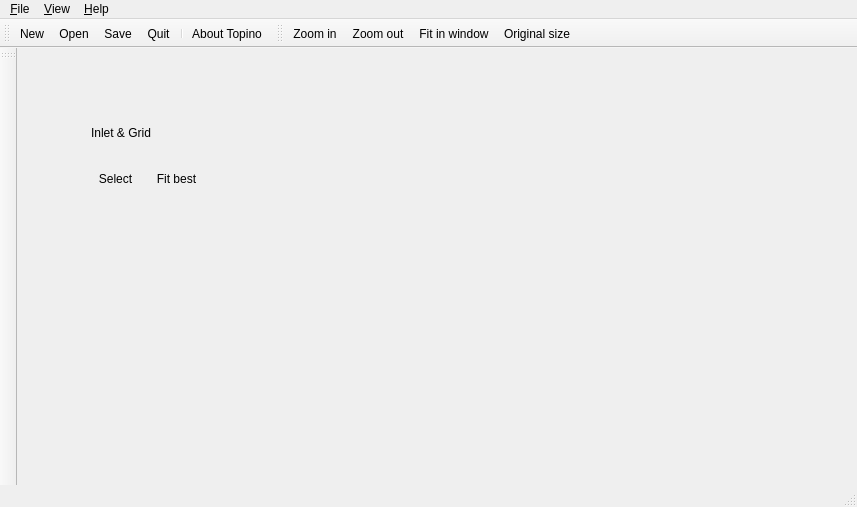
The window that topino/ui/mainwindow.ui (XXY1227/topino) describes before a commit, drawn with Qt 5.
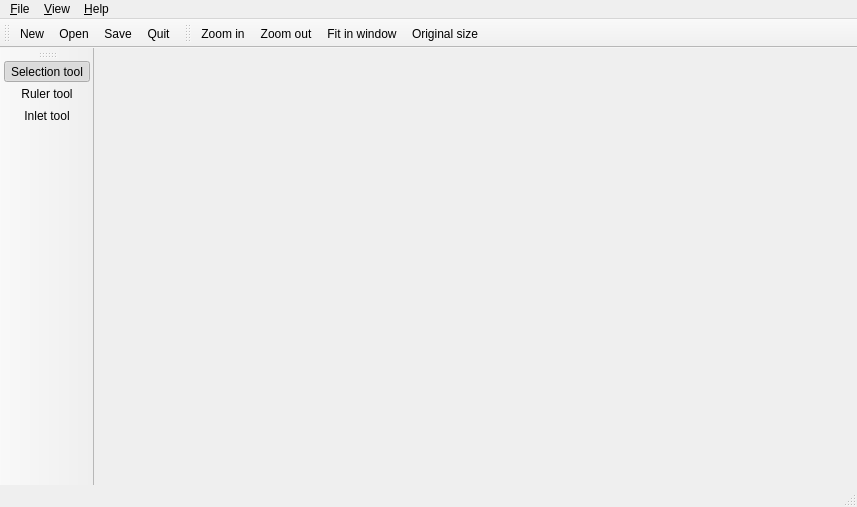
The same window after the commit. Icons and pictures are not drawn.

What changed in the file:
```diff
--- a/topino/ui/mainwindow.ui
+++ b/topino/ui/mainwindow.ui
@@ -13,119 +13,7 @@
   <property name="windowTitle">
    <string>Topino</string>
   </property>
-  <widget class="QWidget" name="centralWidget">
-   <widget class="QWidget" name="gridLayoutWidget">
-    <property name="geometry">
-     <rect>
-      <x>60</x>
-      <y>50</y>
-      <width>143</width>
-      <height>96</height>
-     </rect>
-    </property>
-    <layout class="QGridLayout" name="layoutToolbox">
-     <property name="leftMargin">
-      <number>5</number>
-     </property>
-     <property name="topMargin">
-      <number>5</number>
-     </property>
-     <property name="rightMargin">
-      <number>5</number>
-     </property>
-     <property name="bottomMargin">
-      <number>5</number>
-     </property>
-     <property name="spacing">
-      <number>0</number>
-     </property>
-     <item row="3" column="0">
-      <widget class="QToolButton" name="toolButton">
-       <property name="sizePolicy">
-        <sizepolicy hsizetype="Fixed" vsizetype="Fixed">
-         <horstretch>0</horstretch>
-         <verstretch>0</verstretch>
-        </sizepolicy>
-       </property>
-       <property name="text">
-        <string>Select</string>
-       </property>
-       <property name="icon">
-        <iconset resource="../topino.qrc">
-         <normaloff>:/ui/toolicons/cursor.png</normaloff>:/ui/toolicons/cursor.png</iconset>
-       </property>
-       <property name="iconSize">
-        <size>
-         <width>24</width>
-         <height>24</height>
-        </size>
-       </property>
-       <property name="popupMode">
-        <enum>QToolButton::DelayedPopup</enum>
-       </property>
-       <property name="toolButtonStyle">
-        <enum>Qt::ToolButtonIconOnly</enum>
-       </property>
-       <property name="autoRaise">
-        <bool>true</bool>
-       </property>
-      </widget>
-     </item>
-     <item row="3" column="1">
-      <widget class="QToolButton" name="toolButton_2">
-       <property name="text">
-        <string>Fit best</string>
-       </property>
-       <property name="icon">
-        <iconset resource="../topino.qrc">
-         <normaloff>:/ui/toolicons/inlet.png</normaloff>:/ui/toolicons/inlet.png</iconset>
-       </property>
-       <property name="iconSize">
-        <size>
-         <width>24</width>
-         <height>24</height>
-        </size>
-       </property>
-       <property name="toolButtonStyle">
-        <enum>Qt::ToolButtonIconOnly</enum>
-       </property>
-       <property name="autoRaise">
-        <bool>true</bool>
-       </property>
-      </widget>
-     </item>
-     <item row="1" column="0" colspan="2">
-      <widget class="QLabel" name="label">
-       <property name="sizePolicy">
-        <sizepolicy hsizetype="Preferred" vsizetype="Preferred">
-         <horstretch>0</horstretch>
-         <verstretch>0</verstretch>
-        </sizepolicy>
-       </property>
-       <property name="text">
-        <string>Inlet &amp; Grid</string>
-       </property>
-      </widget>
-     </item>
-     <item row="2" column="0">
-      <spacer name="verticalSpacer">
-       <property name="orientation">
-        <enum>Qt::Vertical</enum>
-       </property>
-       <property name="sizeType">
-        <enum>QSizePolicy::Minimum</enum>
-       </property>
-       <property name="sizeHint" stdset="0">
-        <size>
-         <width>20</width>
-         <height>5</height>
-        </size>
-       </property>
-      </spacer>
-     </item>
-    </layout>
-   </widget>
-  </widget>
+  <widget class="QWidget" name="centralWidget"/>
   <widget class="QMenuBar" name="menuBar">
    <property name="geometry">
     <rect>
@@ -189,8 +77,6 @@
    <addaction name="action_Open"/>
    <addaction name="action_Save"/>
    <addaction name="action_Quit"/>
-   <addaction name="separator"/>
-   <addaction name="action_AboutTopino"/>
   </widget>
   <widget class="QStatusBar" name="statusBar"/>
   <widget class="QToolBar" name="toolbox">
@@ -198,7 +84,13 @@
     <string>Toolbox</string>
    </property>
    <property name="allowedAreas">
-    <set>Qt::LeftToolBarArea|Qt::RightToolBarArea</set>
+    <set>Qt::AllToolBarAreas</set>
+   </property>
+   <property name="iconSize">
+    <size>
+     <width>32</width>
+     <height>24</height>
+    </size>
    </property>
    <attribute name="toolBarArea">
     <enum>LeftToolBarArea</enum>
@@ -206,6 +98,9 @@
    <attribute name="toolBarBreak">
     <bool>false</bool>
    </attribute>
+   <addaction name="action_selection_tool"/>
+   <addaction name="action_ruler_tool"/>
+   <addaction name="action_inlet_tool"/>
   </widget>
   <widget class="QToolBar" name="zoomBar">
    <property name="windowTitle">
@@ -342,6 +237,47 @@
     <string>O&amp;riginal size</string>
    </property>
   </action>
+  <actiongroup name="action_group_tools">
+   <action name="action_selection_tool">
+    <property name="checkable">
+     <bool>true</bool>
+    </property>
+    <property name="checked">
+     <bool>true</bool>
+    </property>
+    <property name="icon">
+     <iconset resource="../topino.qrc">
+      <normaloff>:/ui/toolicons/cursor.png</normaloff>:/ui/toolicons/cursor.png</iconset>
+    </property>
+    <property name="text">
+     <string>&amp;Selection tool</string>
+    </property>
+   </action>
+   <action name="action_ruler_tool">
+    <property name="checkable">
+     <bool>true</bool>
+    </property>
+    <property name="icon">
+     <iconset resource="../topino.qrc">
+      <normaloff>:/ui/toolicons/ruler.png</normaloff>:/ui/toolicons/ruler.png</iconset>
+    </property>
+    <property name="text">
+     <string>Ruler tool</string>
+    </property>
+   </action>
+   <action name="action_inlet_tool">
+    <property name="checkable">
+     <bool>true</bool>
+    </property>
+    <property name="icon">
+     <iconset resource="../topino.qrc">
+      <normaloff>:/ui/toolicons/inlet.png</normaloff>:/ui/toolicons/inlet.png</iconset>
+    </property>
+    <property name="text">
+     <string>Inlet tool</string>
+    </property>
+   </action>
+  </actiongroup>
  </widget>
  <layoutdefault spacing="6" margin="11"/>
  <resources>
```
Left out of the diff: 6 changed lines with no effect on the pictures.
